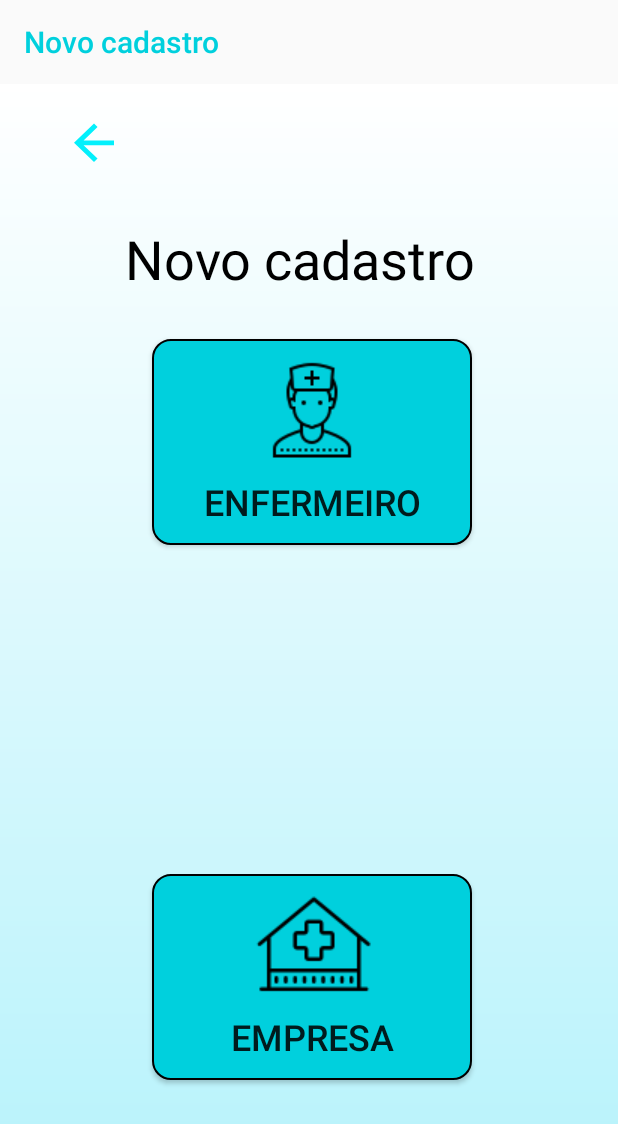
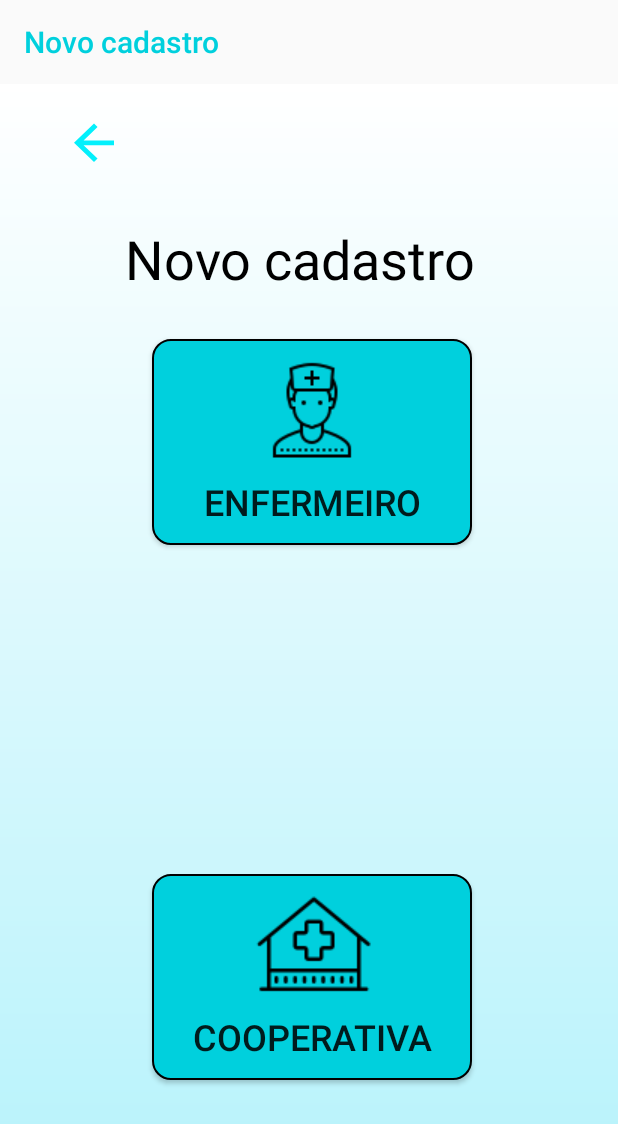
Before and after one commit to Zanoottii/TCC_Senai, an Android app: the screen it shows after launch (NovoCadastroActivity), after a tap on "Não tem cadastro? Clique aqui e cadastre", on a phone screen of 412 x 824 dp. Shown: the top 1124 px of the screen. Run offline under Robolectric (Android 15) with nearby library versions, the phone set to English and light mode, and no system bars; 1 other tap on this screen came first.

Commit message:
atualização cooperativa

```diff
--- a/app/src/main/AndroidManifest.xml
+++ b/app/src/main/AndroidManifest.xml
@@ -16,9 +16,11 @@
         android:theme="@style/AppTheme">
         <activity
             android:name=".CadastroCooperativa2Activity"
+            android:label="Dados da Cooperativa"
             android:screenOrientation="portrait" />
         <activity
             android:name=".CadastroCooperativa1Activity"
+            android:label="Dados Da Cooperativa"
             android:screenOrientation="portrait" />
         <activity
             android:name=".CadastroPaciente3Activity"
@@ -35,7 +37,7 @@
             android:label="Dados do Paciente"
             android:screenOrientation="portrait"></activity>
         <activity
-            android:name=".EmpresaLogadoActivity"
+            android:name=".CooperativaLogadoActivity"
             android:label="Meus Pacientes"
             android:screenOrientation="portrait"
             android:theme="@style/AppTheme.NoActionBar"></activity>
--- a/app/src/main/java/br/senai/tcc/nursecarework/CadastroPaciente1Activity.java
+++ b/app/src/main/java/br/senai/tcc/nursecarework/CadastroPaciente1Activity.java
@@ -36,7 +36,7 @@ public class CadastroPaciente1Activity extends AppCompatActivity {
         voltar.setOnClickListener(new View.OnClickListener() {
             @Override
             public void onClick(View view) {
-                Intent intent = new Intent(CadastroPaciente1Activity.this, EmpresaLogadoActivity.class);
+                Intent intent = new Intent(CadastroPaciente1Activity.this, CooperativaLogadoActivity.class);
                 startActivity(intent);
                 finish();
             }
--- a/app/src/main/java/br/senai/tcc/nursecarework/CadastroPaciente4Activity.java
+++ b/app/src/main/java/br/senai/tcc/nursecarework/CadastroPaciente4Activity.java
@@ -48,7 +48,7 @@ public class CadastroPaciente4Activity extends AppCompatActivity {
         concluido.setOnClickListener(new View.OnClickListener() {
             @Override
             public void onClick(View view) {
-                Intent intent = new Intent(CadastroPaciente4Activity.this, EmpresaLogadoActivity.class);
+                Intent intent = new Intent(CadastroPaciente4Activity.this, CooperativaLogadoActivity.class);
                 startActivity(intent);
                 finish();
             }
--- a/app/src/main/java/br/senai/tcc/nursecarework/MainActivity.java
+++ b/app/src/main/java/br/senai/tcc/nursecarework/MainActivity.java
@@ -45,7 +45,7 @@ public class MainActivity extends AppCompatActivity {
                     editSenha.setError("Preencha a senha corretamente com no minimo 6 caracteres");
                     editSenha.requestFocus();
                 } else {
-                    Intent intent = new Intent(MainActivity.this, EnfermeiroLogadoActivity.class);
+                    Intent intent = new Intent(MainActivity.this, CooperativaLogadoActivity.class);
                     startActivity(intent);
                     finish();
                 }
--- a/app/src/main/res/layout/activity_novo_cadastro.xml
+++ b/app/src/main/res/layout/activity_novo_cadastro.xml
@@ -43,18 +43,16 @@
         android:layout_width="213dp"
         android:layout_height="137dp"
         android:layout_marginStart="8dp"
-        android:layout_marginTop="8dp"
         android:layout_marginEnd="8dp"
         android:layout_marginBottom="104dp"
         android:background="@drawable/botton"
         android:drawableTop="@drawable/iconempresa"
-        android:text="Empresa"
+        android:text="Cooperativa"
         android:textSize="24sp"
         app:layout_constraintBottom_toBottomOf="parent"
         app:layout_constraintEnd_toEndOf="parent"
         app:layout_constraintHorizontal_bias="0.51"
-        app:layout_constraintStart_toStartOf="parent"
-        app:layout_constraintVertical_bias="0.229" />
+        app:layout_constraintStart_toStartOf="parent" />
 
     <ImageView
         android:id="@+id/voltar1"
--- a/app/src/main/res/layout/app_bar_empresa_logado.xml
+++ b/app/src/main/res/layout/app_bar_empresa_logado.xml
@@ -4,7 +4,7 @@
     xmlns:tools="http://schemas.android.com/tools"
     android:layout_width="match_parent"
     android:layout_height="match_parent"
-    tools:context=".EmpresaLogadoActivity">
+    tools:context=".CooperativaLogadoActivity">
 
     <com.google.android.material.appbar.AppBarLayout
         android:layout_width="match_parent"
--- a/build.gradle
+++ b/build.gradle
@@ -9,7 +9,7 @@ buildscript {
 
     }
     dependencies {
-        classpath 'com.android.tools.build:gradle:3.4.1'
+        classpath 'com.android.tools.build:gradle:3.6.1'
 
 
         // NOTE: Do not place your application dependencies here; they belong
```
Also changed, not shown: app/src/main/java/br/senai/tcc/nursecarework/CadastroCooperativa2Activity.java (+12 -5 lines), app/src/main/java/br/senai/tcc/nursecarework/CooperativaLogadoActivity.java (renamed from app/src/main/java/br/senai/tcc/nursecarework/EmpresaLogadoActivity.java, +3 -11 lines), app/src/main/res/layout/activity_cadastro_cooperativa2.xml (+4 -5 lines), gradle/wrapper/gradle-wrapper.properties.
